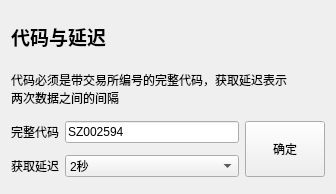
YQBaobao/RollerCoaster, file uis/rc_setting/base/base.ui: the form before one commit.
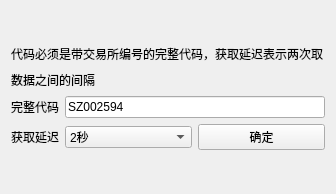
The form after the commit.

Diff of the .ui file:
```diff
--- a/uis/rc_setting/base/base.ui
+++ b/uis/rc_setting/base/base.ui
@@ -14,41 +14,7 @@
    <string>Form</string>
   </property>
   <layout class="QGridLayout" name="gridLayout">
-   <item row="0" column="0" colspan="3">
-    <widget class="QLabel" name="label_3">
-     <property name="maximumSize">
-      <size>
-       <width>16777215</width>
-       <height>40</height>
-      </size>
-     </property>
-     <property name="text">
-      <string>&lt;html&gt;&lt;head/&gt;&lt;body&gt;&lt;p&gt;&lt;span style=&quot; font-size:14pt; font-weight:600;&quot;&gt;代码与延迟&lt;/span&gt;&lt;/p&gt;&lt;/body&gt;&lt;/html&gt;</string>
-     </property>
-    </widget>
-   </item>
-   <item row="1" column="0" colspan="3">
-    <widget class="QLabel" name="label_4">
-     <property name="maximumSize">
-      <size>
-       <width>16777215</width>
-       <height>40</height>
-      </size>
-     </property>
-     <property name="text">
-      <string>代码必须是带交易所编号的完整代码，获取延迟表示
-两次数据之间的间隔</string>
-     </property>
-    </widget>
-   </item>
-   <item row="2" column="0">
-    <widget class="QLabel" name="label">
-     <property name="text">
-      <string>完整代码</string>
-     </property>
-    </widget>
-   </item>
-   <item row="2" column="1">
+   <item row="3" column="1" colspan="2">
     <widget class="QLineEdit" name="lineEdit">
      <property name="text">
       <string>SZ002594</string>
@@ -58,27 +24,33 @@
      </property>
     </widget>
    </item>
-   <item row="2" column="2" rowspan="2">
-    <widget class="QPushButton" name="pushButton_accepted">
-     <property name="sizePolicy">
-      <sizepolicy hsizetype="Minimum" vsizetype="Minimum">
-       <horstretch>0</horstretch>
-       <verstretch>0</verstretch>
-      </sizepolicy>
+   <item row="5" column="0" colspan="3">
+    <spacer name="verticalSpacer_2">
+     <property name="orientation">
+      <enum>Qt::Vertical</enum>
      </property>
-     <property name="text">
-      <string>确定</string>
+     <property name="sizeHint" stdset="0">
+      <size>
+       <width>20</width>
+       <height>40</height>
+      </size>
      </property>
-    </widget>
+    </spacer>
    </item>
-   <item row="3" column="0">
-    <widget class="QLabel" name="label_2">
+   <item row="2" column="0" colspan="3">
+    <widget class="QLabel" name="label_3">
+     <property name="minimumSize">
+      <size>
+       <width>0</width>
+       <height>20</height>
+      </size>
+     </property>
      <property name="text">
-      <string>获取延迟</string>
+      <string>数据之间的间隔</string>
      </property>
     </widget>
    </item>
-   <item row="3" column="1">
+   <item row="4" column="1">
     <widget class="QComboBox" name="comboBox">
      <property name="currentIndex">
       <number>0</number>
@@ -105,6 +77,65 @@
      </item>
     </widget>
    </item>
+   <item row="1" column="0" colspan="3">
+    <widget class="QLabel" name="label_4">
+     <property name="minimumSize">
+      <size>
+       <width>0</width>
+       <height>20</height>
+      </size>
+     </property>
+     <property name="text">
+      <string>代码必须是带交易所编号的完整代码，获取延迟表示两次取</string>
+     </property>
+    </widget>
+   </item>
+   <item row="0" column="0" colspan="3">
+    <spacer name="verticalSpacer">
+     <property name="orientation">
+      <enum>Qt::Vertical</enum>
+     </property>
+     <property name="sizeHint" stdset="0">
+      <size>
+       <width>20</width>
+       <height>40</height>
+      </size>
+     </property>
+    </spacer>
+   </item>
+   <item row="3" column="0">
+    <widget class="QLabel" name="label">
+     <property name="sizePolicy">
+      <sizepolicy hsizetype="Fixed" vsizetype="Preferred">
+       <horstretch>0</horstretch>
+       <verstretch>0</verstretch>
+      </sizepolicy>
+     </property>
+     <property name="text">
+      <string>完整代码</string>
+     </property>
+    </widget>
+   </item>
+   <item row="4" column="0">
+    <widget class="QLabel" name="label_2">
+     <property name="text">
+      <string>获取延迟</string>
+     </property>
+    </widget>
+   </item>
+   <item row="4" column="2">
+    <widget class="QPushButton" name="pushButton_accepted">
+     <property name="sizePolicy">
+      <sizepolicy hsizetype="Minimum" vsizetype="Minimum">
+       <horstretch>0</horstretch>
+       <verstretch>0</verstretch>
+      </sizepolicy>
+     </property>
+     <property name="text">
+      <string>确定</string>
+     </property>
+    </widget>
+   </item>
   </layout>
  </widget>
  <resources/>
```
